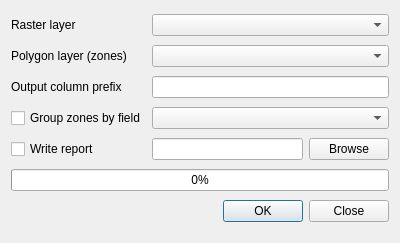
Old version of the form zstatsdialogbase.ui in the repository nextgis/qgis_zonalstats.
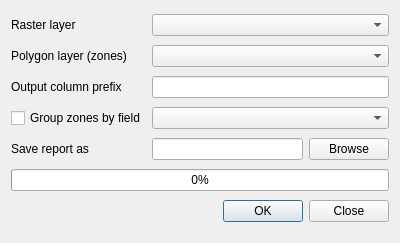
New version of the form.

Commit message: always write report calculate area from sum and pixel size

Diff of the .ui file:
```diff
--- a/zstatsdialogbase.ui
+++ b/zstatsdialogbase.ui
@@ -76,9 +76,9 @@
     </widget>
    </item>
    <item row="4" column="0">
-    <widget class="QCheckBox" name="chkWriteReport">
+    <widget class="QLabel" name="label_4">
      <property name="text">
-      <string>Write report</string>
+      <string>Save report as</string>
      </property>
     </widget>
    </item>
```
The commit also changes 1 other file.
